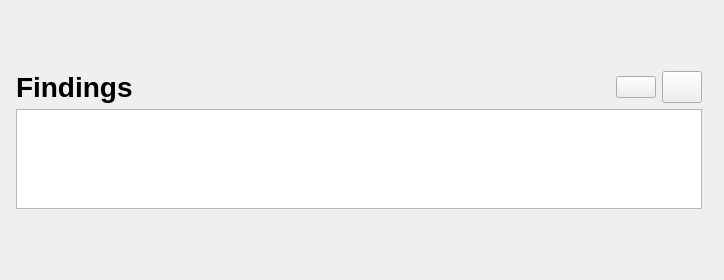
Before: the Qt Designer form SlicerPIRADS/Resources/UI/FindingsWidget.ui in QIICR/SlicerPIRADS, drawn with Qt 5.
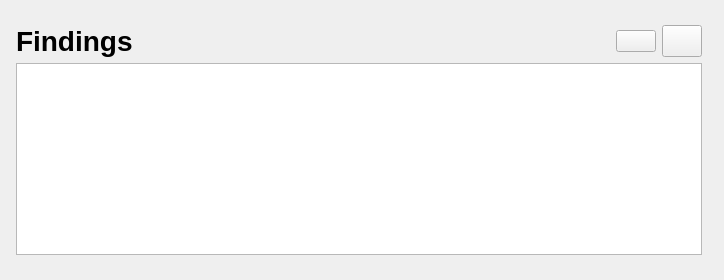
After: the same form once the commit is applied. Icons and pictures are not drawn.

Commit message: ENH: added list widget for customized display of findings

```diff
--- a/SlicerPIRADS/Resources/UI/FindingsWidget.ui
+++ b/SlicerPIRADS/Resources/UI/FindingsWidget.ui
@@ -100,7 +100,7 @@
       </widget>
      </item>
      <item row="1" column="0" colspan="4">
-      <widget class="QListView" name="findingsListView">
+      <widget class="QListWidget" name="findingsListWidget">
        <property name="sizePolicy">
         <sizepolicy hsizetype="Minimum" vsizetype="Maximum">
          <horstretch>0</horstretch>
@@ -110,7 +110,7 @@
        <property name="maximumSize">
         <size>
          <width>16777215</width>
-         <height>100</height>
+         <height>16777215</height>
         </size>
        </property>
        <property name="contextMenuPolicy">
```
Left out of the diff: 28 changed lines with no effect on the pictures. The commit also changes 4 other files.
